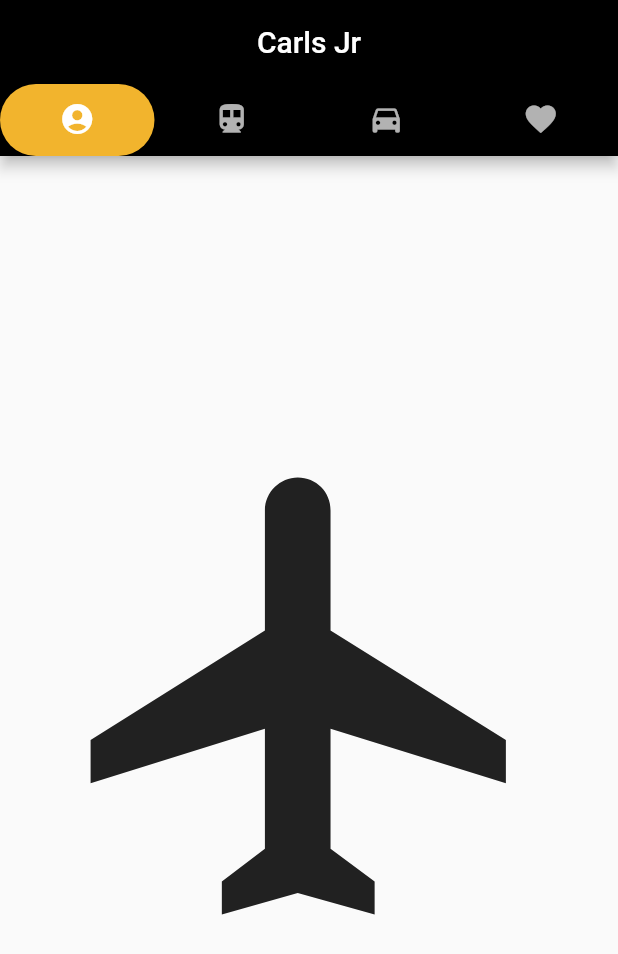
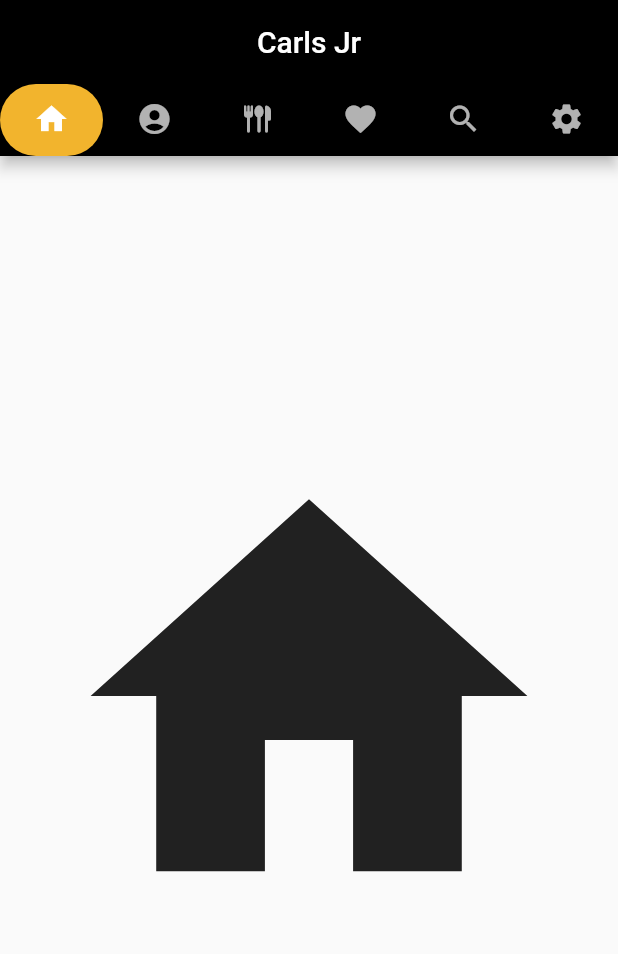
Before and after one commit to RocioHurtadoHeredia/tabBar_act5, a Flutter app: the screen it shows after launch, on a phone screen of 412 x 824 dp. Shown: the top 954 px of the screen. Run offline on Flutter 3.47's test engine with Material 2 defaults, Android fonts, the phone set to English and light mode, and no system bars.

Commit message:
Version 2

```diff
--- a/lib/main.dart
+++ b/lib/main.dart
@@ -29,7 +29,7 @@ class _MyHomePageState extends State<MyHomePage> {
   @override
   Widget build(BuildContext context) {
     return DefaultTabController(
-      length: 4,
+      length: 6,
       child: Scaffold(
         appBar: AppBar(
           backgroundColor: const Color(0xff000000),
@@ -38,10 +38,12 @@ class _MyHomePageState extends State<MyHomePage> {
                 borderRadius: BorderRadius.circular(50), // Creates border
                 color: const Color(0xfff2b42d)),
             tabs: const [
+              Tab(icon: Icon(Icons.home)),
               Tab(icon: Icon(Icons.account_circle)),
-              Tab(icon: Icon(Icons.directions_transit)),
-              Tab(icon: Icon(Icons.directions_car)),
+              Tab(icon: Icon(Icons.flatware_rounded)),
               Tab(icon: Icon(Icons.favorite)),
+              Tab(icon: Icon(Icons.search)),
+              Tab(icon: Icon(Icons.settings)),
             ],
           ),
           title: const Text('Carls Jr'),
@@ -49,10 +51,12 @@ class _MyHomePageState extends State<MyHomePage> {
         ),
         body: const TabBarView(
           children: [
-            Icon(Icons.flight, size: 350),
-            Icon(Icons.directions_transit, size: 350),
-            Icon(Icons.directions_car, size: 350),
+            Icon(Icons.home, size: 350),
+            Icon(Icons.account_circle, size: 350),
+            Icon(Icons.flatware_rounded, size: 350),
             Icon(Icons.favorite, size: 350),
+            Icon(Icons.search, size: 350),
+            Icon(Icons.settings, size: 350),
           ],
         ),
       ),
```
